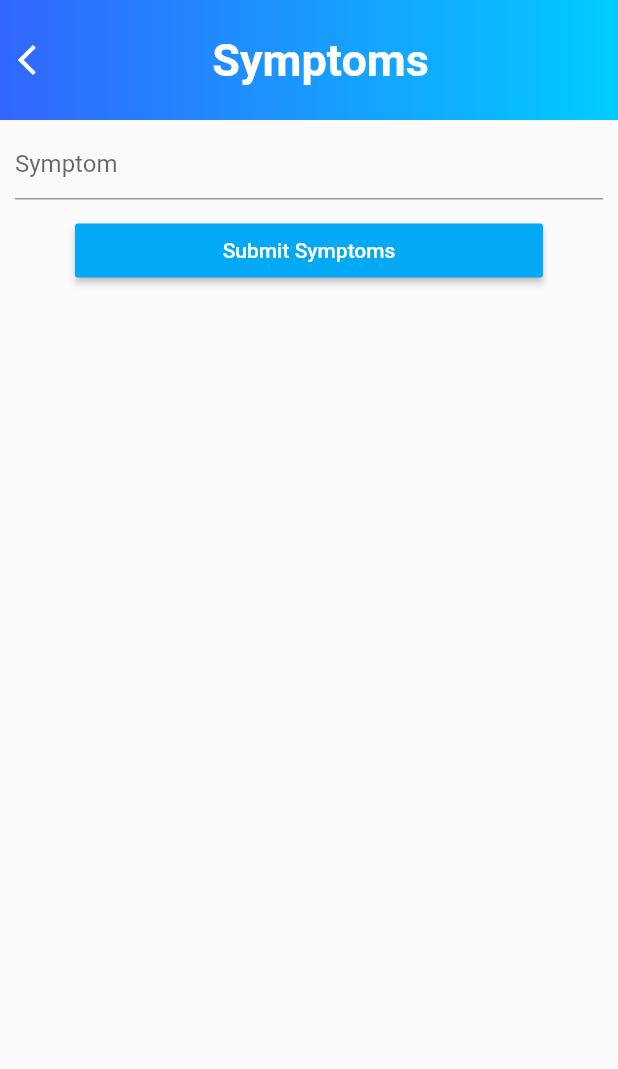
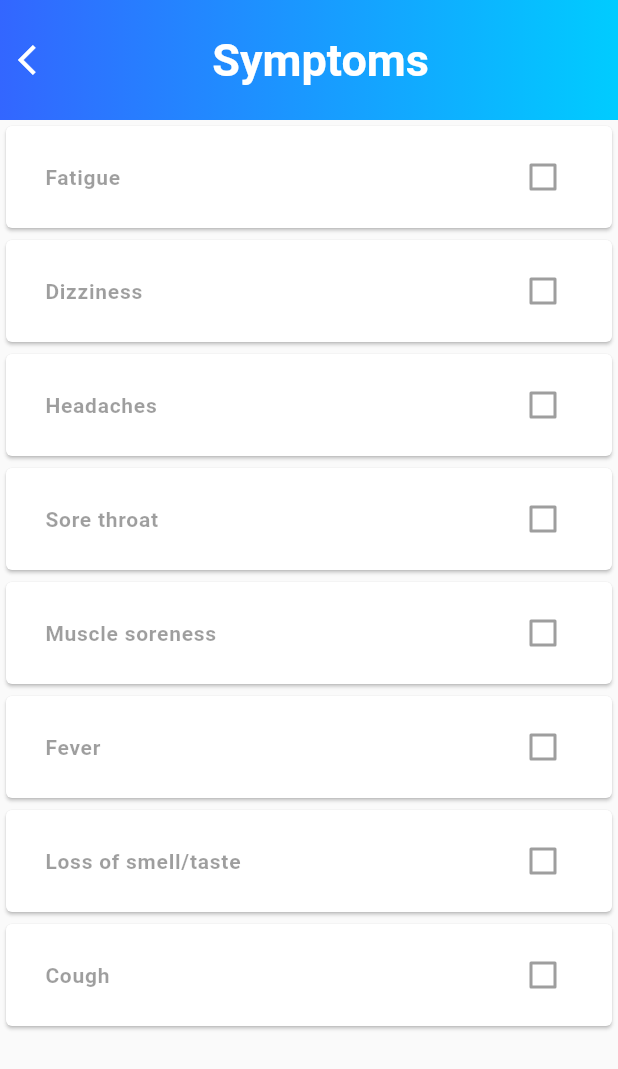
Before and after one commit to DiedInGraz/6234, a Flutter app: the Symptoms screen opened directly, on a phone screen of 412 x 824 dp. Shown: the top 1069 px of the screen. Run offline on Flutter 3.47's test engine with Material 2 defaults, Android fonts, the phone set to English and light mode, and no system bars; our stand-ins replace cloud_firestore, firebase_auth, firebase_core, flutter_slidable; missing offline and left inert: health; accounts and stored records are empty; Roboto replaces fonts that are missing (Poppins).

Commit message:
improve symptoms

```diff
--- a/lib/pages/Symptom.dart
+++ b/lib/pages/Symptom.dart
@@ -4,9 +4,9 @@ import 'package:cloud_firestore/cloud_firestore.dart';
 import 'package:firebase_auth/firebase_auth.dart';
 
 class Symptoms extends StatefulWidget {
-  final String widgetSymptom;
-  final String widgetSymptomId;
-  const Symptoms({Key? key, this.widgetSymptom = "", this.widgetSymptomId = ""}) : super(key: key);
+  final String widgetSymptoms;
+  final String widgetSymptomsId;
+  const Symptoms({Key? key, this.widgetSymptoms = "", this.widgetSymptomsId = ""}) : super(key: key);
 
   @override
   _SymptomsState createState() => _SymptomsState();
@@ -15,16 +15,18 @@ class Symptoms extends StatefulWidget {
 class _SymptomsState extends State<Symptoms> {
   final authInstance = FirebaseAuth.instance;
   final firestoreInstance = FirebaseFirestore.instance;
-  String symptom = "";
-  String symptomId = "";
+  String symptoms = "";
+  String symptomsId = "";
 
   String? username = "";
+  List<CheckBoxListTileModel> checkBoxListTileModel = CheckBoxListTileModel.getUsers();
+  List symtpomList = [];
 
   @override
   void initState() {
     super.initState();
-    symptom = widget.widgetSymptom;
-    symptomId = widget.widgetSymptomId;
+    symptoms = widget.widgetSymptoms;
+    symptomsId = widget.widgetSymptomsId;
     final currentUser = authInstance.currentUser;
     if (currentUser != null) {
       username = currentUser.email;
@@ -40,49 +42,85 @@ class _SymptomsState extends State<Symptoms> {
           children: [
           const ToolBar(title: "Symptoms"),
           Flexible(
-                  child: Padding(
-                      padding: const EdgeInsets.fromLTRB(10, 5, 10, 5),
-                      child: TextField( // or using TextFormField and change initialValue
-                        controller: TextEditingController()..text = symptom,
-                        decoration: const InputDecoration(hintText: "Symptom"),
-                        keyboardType: TextInputType.name,
-                        onChanged: (value){
-                          symptom = value;
-                        },
+            child: ListView.builder(
+              itemCount: checkBoxListTileModel.length,
+              itemBuilder: (BuildContext context, int index){
+                return Card(
+                    child: Container(
+                    padding: EdgeInsets.all(10.0),
+                      child: Column(
+                        children: <Widget>[
+                          CheckboxListTile(
+                           activeColor: Colors.pink[300],
+                           dense: true,
+                            //font change
+                            title: Text(
+                              checkBoxListTileModel[index].title,
+                              style: const TextStyle(
+                                fontSize: 14,
+                                fontWeight: FontWeight.w600,
+                                letterSpacing: 0.5
+                              ),
+                            ),
+                            value: checkBoxListTileModel[index].isCheck,
+                            onChanged: null,
+                            // onChanged: (bool val) {
+                            //   setState(() {
+                            //     // if(val) {
+                            //     //   symtpomList.add(checkBoxListTileModel[index].title);
+                            //     // } else {
+                            //     //   symtpomList.remove(checkBoxListTileModel[index].title);
+                            //     // }
+                            //     //print(symtpomList);
+                            //     //checkBoxListTileModel[index].isCheck = val;
+                            //   });
+                            // }
                           )
+                        ],
+                      ),
+                    ),
+                );
+              }
             )
-              ),
-              Padding(
-                padding: const EdgeInsets.fromLTRB(50, 5, 50, 5),
-                child: MaterialButton(
-                    minWidth: double.infinity,
-                    color: Colors.lightBlue,
-                    child: const Text('Submit Symptoms', style: TextStyle(color: Colors.white)),
-                    onPressed: () async {
-                      if(symptomId != "") {
-                        firestoreInstance.collection("Symptoms").doc(symptomId).update({
-                          "symptom" : symptom,
-                          "username" : username,
-                          "submitTime" : Timestamp.now()
-                        }).then((value) => Navigator.pop(context));
-                      } else {
-                        firestoreInstance.collection("Symptoms").add({
-                          "symptom" : symptom,
-                          "username" : username,
-                          "submitTime" : Timestamp.now()
-                        }).then((value){
-                          print(value.id);
-                          Navigator.pop(context);
-                          // Navigator.push(context, MaterialPageRoute(builder: (BuildContext context) =>
-                          //   const Dashboard()
-                          // ));
-                        });
-                      }
-                    }
-                ),
           )
         ]
       )
     );
   }
 }
+
+class CheckBoxListTileModel {
+  String title;
+  bool isCheck;
+
+  CheckBoxListTileModel({this.title = "", this.isCheck = false});
+
+  static List<CheckBoxListTileModel> getUsers() {
+    return <CheckBoxListTileModel>[
+      CheckBoxListTileModel(
+          title: "Fatigue",
+          isCheck: false),
+      CheckBoxListTileModel(
+          title: "Dizziness",
+          isCheck: false),
+      CheckBoxListTileModel(
+          title: "Headaches",
+          isCheck: false),
+      CheckBoxListTileModel(
+          title: "Sore throat",
+          isCheck: false),
+      CheckBoxListTileModel(
+          title: "Muscle soreness",
+          isCheck: false),
+      CheckBoxListTileModel(
+          title: "Fever",
+          isCheck: false),
+      CheckBoxListTileModel(
+          title: "Loss of smell/taste ",
+          isCheck: false),
+      CheckBoxListTileModel(
+          title: "Cough",
+          isCheck: false),
+    ];
+  }
+}
```
Lines whose indentation alone changed are shown as unchanged.
